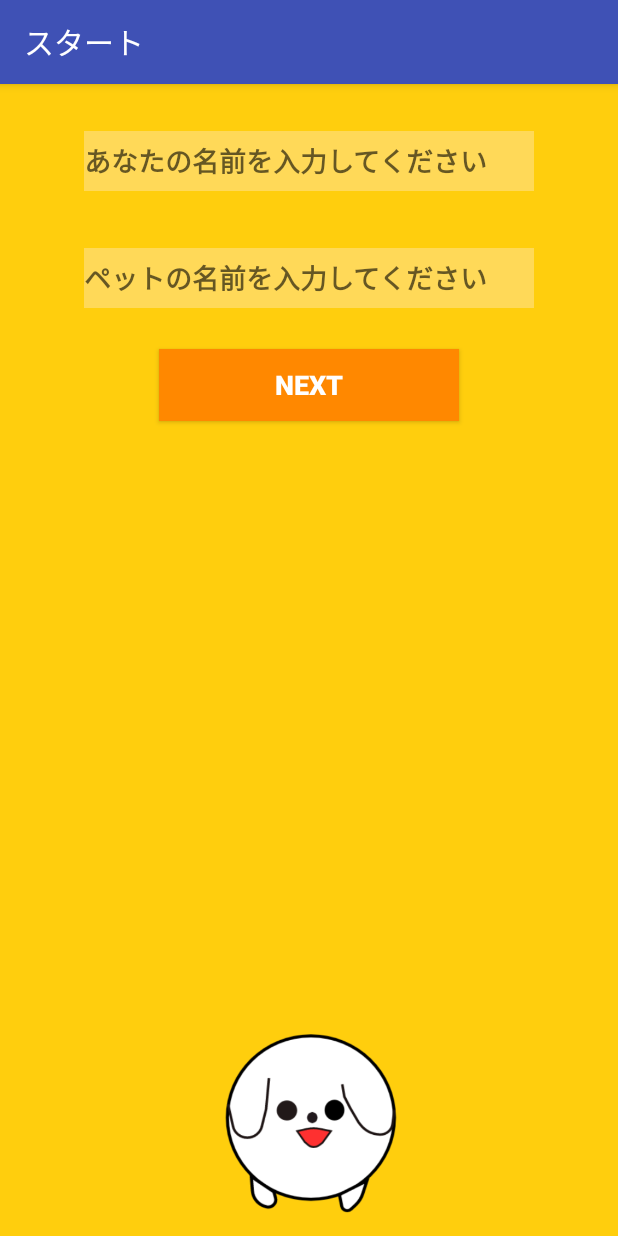
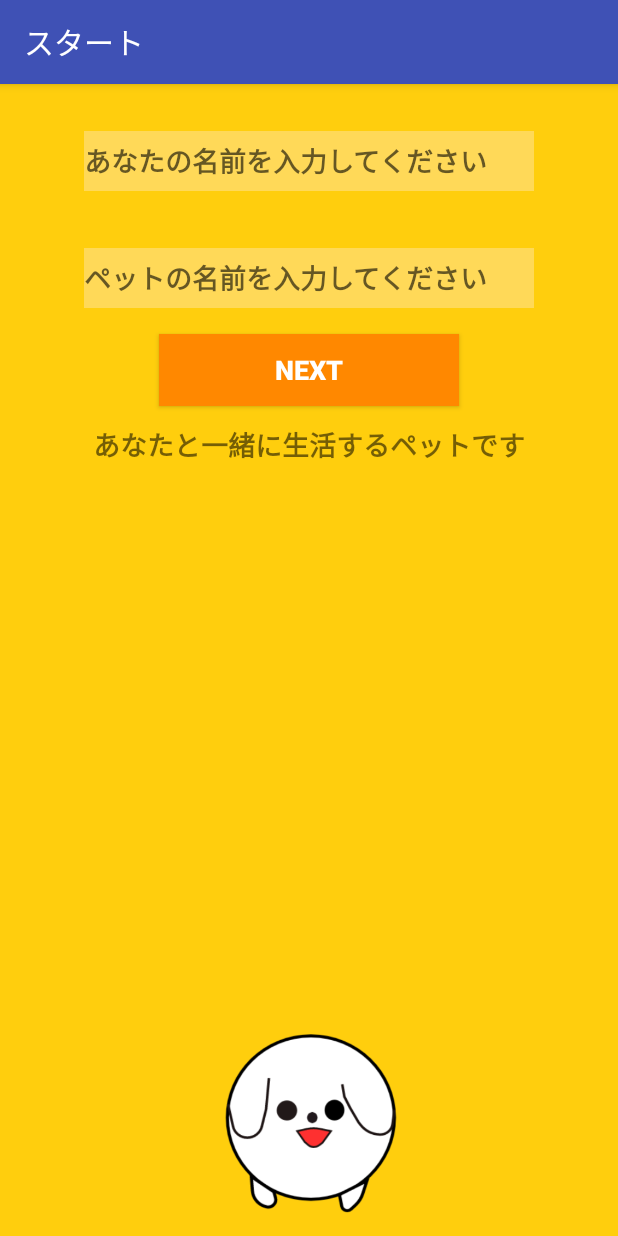
Before and after one commit to youko-wakou/PalamFairyGame-master, an Android app: the UserPetEntryActivity screen opened directly, with no data from a screen before it, on a phone screen of 412 x 824 dp. Run offline under Robolectric (Android 15) with nearby library versions, the phone set to English and light mode, and no system bars; our stand-ins replace Firebase (no records; nobody signed in at launch, a user with empty details on screens opened directly); 1 statement that could not run was skipped.

Commit message:
ログイン済み→画面遷移まで entry

```diff
--- a/app/src/main/java/jp/palamfairy/project/android/palamfairygame/UserPetEntryActivity.java
+++ b/app/src/main/java/jp/palamfairy/project/android/palamfairygame/UserPetEntryActivity.java
@@ -1,13 +1,26 @@
 package jp.palamfairy.project.android.palamfairygame;
 
+import android.app.ProgressDialog;
 import android.media.MediaPlayer;
 import android.os.Bundle;
+import android.support.design.widget.Snackbar;
 import android.support.v7.app.AppCompatActivity;
+import android.view.View;
 import android.view.animation.Animation;
 import android.view.animation.TranslateAnimation;
+import android.widget.Button;
+import android.widget.EditText;
 import android.widget.ImageView;
+import android.widget.RelativeLayout;
+
+import com.google.firebase.auth.FirebaseAuth;
+import com.google.firebase.auth.FirebaseUser;
+import com.google.firebase.database.DatabaseReference;
+import com.google.firebase.database.FirebaseDatabase;
 
 import java.util.ArrayList;
+import java.util.HashMap;
+import java.util.Map;
 
 /**
  * Created by appu2 on 2018/01/23.
@@ -19,23 +32,73 @@ public class UserPetEntryActivity extends AppCompatActivity {
     private TranslateAnimation dogJumpTransAnime;
     private ImageView dogJumpAnimeView;
     private MediaPlayer entryBgmPlayer;
+    private EditText userNameEdit;
+    private EditText petNameEdit;
+    private Button okButton;
+    private String userName;
+    private String petName;
+    private RelativeLayout entryMainLayout;
+    private FirebaseUser user;
+    private FirebaseAuth auth;
+    private DatabaseReference userRef;
+    private DatabaseReference databasereference;
+    private ProgressDialog userEntryProgress;
+    private MediaPlayer JumpPlayer;
 
 
     protected void onCreate(Bundle savedInstanceState){
         super.onCreate(savedInstanceState);
         setContentView(R.layout.user_pet_entry);
+        setTitle("スタート");
+//========================ユーザー情報取得======================================================================
+        auth= FirebaseAuth.getInstance();
+        databasereference = FirebaseDatabase.getInstance().getReference();
+        user = auth.getCurrentUser();
+        userRef =databasereference.child(Const.userPATH).child(user.getUid());
+//        ==================================================================================================
 //        ==============レイアウトID読み込み===========================================================================
         dogJumpAnimeView = (ImageView)findViewById(R.id.EntrydogView);
+        userNameEdit = (EditText)findViewById(R.id.userName);
+        petNameEdit = (EditText)findViewById(R.id.petName);
+        okButton = (Button)findViewById(R.id.nextButton);
+        entryMainLayout = (RelativeLayout)findViewById(R.id.entryActivityView);
 //        ============================================================================================================
 //        ======================intentで渡ってきた情報をここで受け取る===================================================
         UserprofBundle = getIntent().getExtras();
         userProfArray = (ArrayList<String>)UserprofBundle.get("userProfArray");
 //        ================================================================================================================
+//        ===========================ダイアログ設定======================================================================
+        userEntryProgress = new ProgressDialog(this);
+        userEntryProgress.setMessage("ペットと一緒の生活をはじめましょう");
+//        =================================================================================================================
 //        ★アニメーション呼び出し★
         dogJumpAnime();
         entryBgm();
-        setTitle("スタート");
+//        =======================決定ボタンクリックイベント===========================================================
+        okButton.setOnClickListener(new View.OnClickListener(){
+            public void onClick(View v){
+                userName = userNameEdit.getText().toString();
+                petName = petNameEdit.getText().toString();
+                if(userName.length() !=0&& petName.length() !=0){
+//                    =====================ペットの名前とユーザー名を保存==============================================
+                    Map<String,String> userData = new HashMap<String,String>();
+                    userData.put("userName",userName);
+                    userData.put("petName",petName);
+                    userRef.push().setValue(userData,this);
+                    userEntryProgress.show();
+//                    ===================================================================================================
+                }else if(userName.length()==0){
+                    Snackbar.make(entryMainLayout,"ユーザー名を入力してください",Snackbar.LENGTH_LONG).show();
+                }else if(petName.length() ==0){
+                    Snackbar.make(entryMainLayout,"ペットの名前を入力してください",Snackbar.LENGTH_LONG).show();
+                }
+            }
+        });
+//        ===============================================================================================================
+//        ===========================================================================================================
+
     }
+//================onCreateここまで=================================================================
 //    ===========犬がジャンプするアニメーション==========================================================
     private void dogJumpAnime(){
         dogJumpTransAnime = new TranslateAnimation(
@@ -48,6 +111,7 @@ public class UserPetEntryActivity extends AppCompatActivity {
         dogJumpTransAnime.setRepeatMode(TranslateAnimation.RESTART);
         dogJumpTransAnime.setRepeatCount(TranslateAnimation.INFINITE);
         dogJumpAnimeView.startAnimation(dogJumpTransAnime);
+        jumpSound();
     }
 //    ====================================================================================================
 //        ==============================BGMの設定===============================================================
@@ -58,4 +122,10 @@ public class UserPetEntryActivity extends AppCompatActivity {
         entryBgmPlayer.start();
     }
 //===============================================================================================================
+//=========ジャンプサウンド==========================================================================
+    private void jumpSound(){
+        JumpPlayer = MediaPlayer.create(this,R.raw.jump);
+        JumpPlayer.start();
+    }
+//    ===========================================================================================
 }
--- a/app/src/main/res/layout/pet_default_activity.xml
+++ b/app/src/main/res/layout/pet_default_activity.xml
@@ -163,9 +163,8 @@
         android:id="@+id/commentTEX"
         android:layout_width="250dp"
         android:layout_height="80dp"
-        android:layout_alignStart="@+id/toileB"
-        android:layout_below="@+id/cleanItem"
-        android:layout_marginTop="41dp"
+        android:layout_above="@+id/cleanGoodsC"
+        android:layout_toEndOf="@+id/fab"
         android:textAlignment="center"
         android:textSize="24sp"
         android:textStyle="bold" />
--- a/app/src/main/res/layout/user_pet_entry.xml
+++ b/app/src/main/res/layout/user_pet_entry.xml
@@ -5,7 +5,7 @@
     android:layout_width="match_parent"
     android:layout_height="match_parent"
     android:background="#FFCE0D"
-    android:id="@+id/loginActivityView"
+    android:id="@+id/entryActivityView"
     tools:context="jp.palamfairy.project.android.palamfairygame.UserPetEntryActivity">
 
     <EditText
@@ -39,7 +39,7 @@
         android:layout_height="wrap_content"
         android:layout_below="@+id/petName"
         android:layout_centerHorizontal="true"
-        android:layout_marginTop="27dp"
+        android:layout_marginTop="17dp"
         android:background="@android:color/holo_orange_dark"
         android:text="NEXT"
         android:textColor="@android:color/white"
@@ -54,4 +54,16 @@
         android:layout_centerHorizontal="true"
         app:srcCompat="@drawable/pet" />
 
+    <TextView
+        android:id="@+id/petContent"
+        android:layout_width="match_parent"
+        android:layout_height="wrap_content"
+        android:layout_alignParentStart="true"
+        android:layout_below="@+id/nextButton"
+        android:layout_marginTop="12dp"
+        android:text="あなたと一緒に生活するペットです"
+        android:textAlignment="center"
+        android:textSize="18sp"
+        android:textStyle="bold" />
+
 </RelativeLayout>
```
Also changed, not shown: 1 other file.
